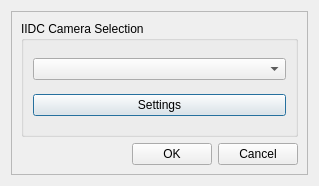
Old version of the form SVBonyCamSelect.ui in the repository rpineau/SVBony.
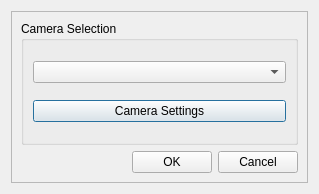
New version of the form. Custom widgets are drawn as their Qt base class.

Commit message: Started adding code to do the settings dialog. Also discovered the SVB_EXPOSURE_STATUS doesn't work

Patch:
```diff
--- a/SVBonyCamSelect.ui
+++ b/SVBonyCamSelect.ui
@@ -7,7 +7,7 @@
     <x>0</x>
     <y>0</y>
     <width>319</width>
-    <height>186</height>
+    <height>194</height>
    </rect>
   </property>
   <property name="windowTitle">
@@ -26,7 +26,7 @@
       <item row="0" column="0" colspan="3">
        <widget class="QGroupBox" name="groupBox">
         <property name="title">
-         <string>IIDC Camera Selection</string>
+         <string>Camera Selection</string>
         </property>
         <layout class="QVBoxLayout" name="verticalLayout">
          <item>
@@ -35,7 +35,7 @@
          <item>
           <widget class="QPushButton" name="pushButton">
            <property name="text">
-            <string>Settings</string>
+            <string>Camera Settings</string>
            </property>
           </widget>
          </item>
```
The commit also changes 6 other files.
